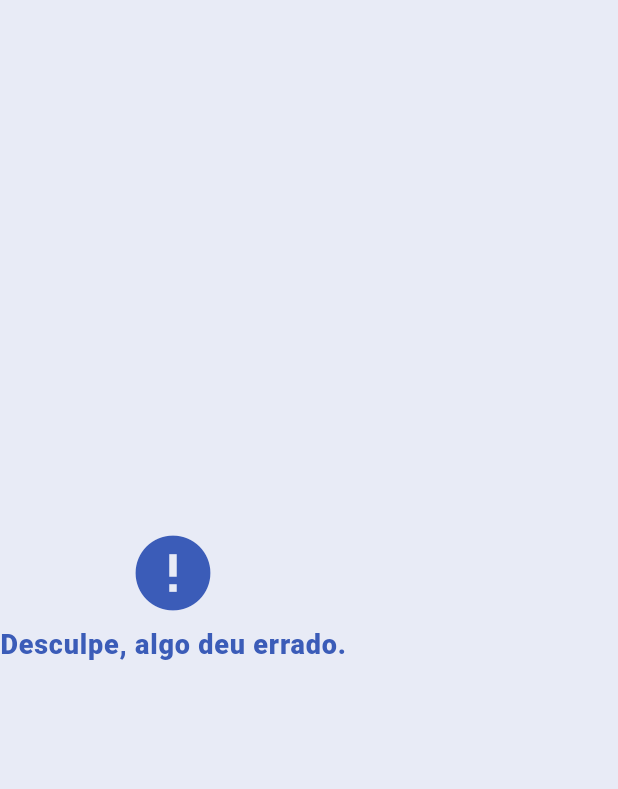
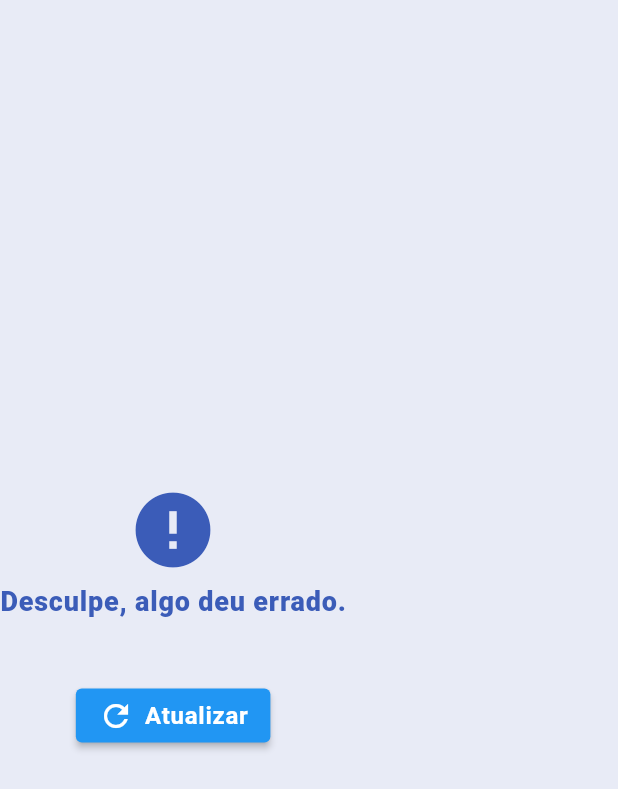
Before and after one commit to marcosluizss/fliper_flutter_test, a Flutter app: the ErrorCard widget shown alone on an empty page, opened directly with empty values, on a phone screen of 412 x 824 dp. Shown: the top 789 px of the screen. Run offline on Flutter 3.47's test engine with Material 2 defaults, Android fonts, the phone set to English and light mode, and no system bars; our stand-ins replace bloc, connectivity_plus, dartz, equatable, flutter_bloc, get_it and 1 more; network calls fail.

Commit message:
adiciona atualizar no card de erro

```diff
--- a/lib/features/wealth_summary/presentation/widgets/error_card.dart
+++ b/lib/features/wealth_summary/presentation/widgets/error_card.dart
@@ -4,8 +4,10 @@ import '../../../../theme.dart';
 
 class ErrorCard extends StatelessWidget {
   final String message;
+  final Function onTapReload;
   const ErrorCard({
     required this.message,
+    required this.onTapReload,
     Key? key,
   }) : super(key: key);
 
@@ -13,7 +15,7 @@ class ErrorCard extends StatelessWidget {
     horizontal: 40,
     vertical: 20,
   );
-  static final double cardHeigth = 200;
+  static final double cardHeigth = 230;
 
   @override
   Widget build(BuildContext context) {
@@ -34,6 +36,22 @@ class ErrorCard extends StatelessWidget {
           message,
           style: Theme.of(context).textTheme.bodyText1,
         ),
+        SizedBox(
+          height: 10,
+        ),
+        ElevatedButton(
+          child: Container(
+            width: 100,
+            child: Row(
+              mainAxisAlignment: MainAxisAlignment.spaceBetween,
+              children: [
+                Icon(Icons.refresh),
+                Text("Atualizar"),
+              ],
+            ),
+          ),
+          onPressed: () => onTapReload(),
+        ),
       ],
     );
   }
```
